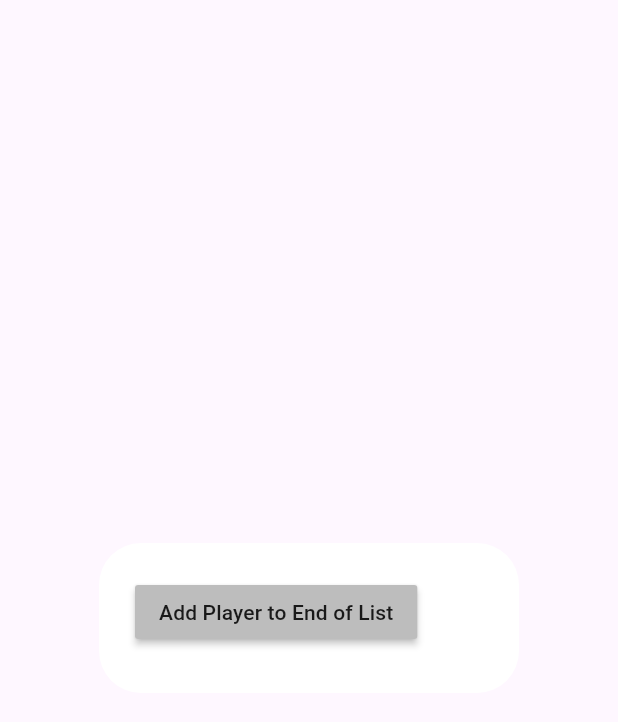
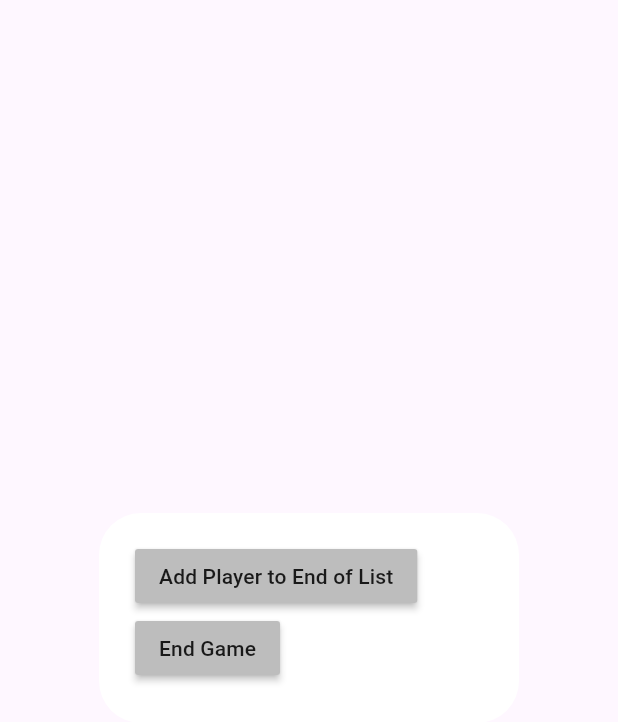
Before and after one commit to evan-ishibashi/who-got-next, a Flutter app: the AddPlayerMenuMainBox widget shown alone on an empty page, opened directly with empty values, on a phone screen of 412 x 824 dp. Shown: the top 722 px of the screen. Run offline on Flutter 3.47's test engine with Material 3 defaults, Android fonts, the phone set to English and light mode, and no system bars; our stand-ins replace flutter_slidable.

```diff
--- /dev/null
+++ b/lib/classes/game.dart
@@ -0,0 +1,15 @@
+import 'package:App/classes/player.dart';
+
+class Game {
+
+  List<Player> teamOne;
+  int teamOneScore;
+  List<Player> teamTwo;
+  int teamTwoScore;
+  bool live;
+  int time;
+
+  Game(this.teamOne, this.teamTwo, this.teamOneScore, this.teamTwoScore, this.live, this.time);
+
+
+}
--- /dev/null
+++ b/lib/classes/session.dart
@@ -0,0 +1,15 @@
+import 'package:App/classes/player.dart';
+import 'package:App/classes/game.dart';
+
+class Session {
+
+  List<Player> players;
+  Game currGame;
+  List<Game> finishedGames;
+
+  Session(this.players, this.currGame, this.finishedGames);
+
+
+
+
+}
--- a/lib/util/add_player_menu_box.dart
+++ b/lib/util/add_player_menu_box.dart
@@ -39,7 +39,7 @@ class AddPlayerMenuBox extends StatelessWidget {
             //Buttons
             Row(
               children: [
-              //Button to add Player mid-list
+              //Button to add Player End of list
               Button(text: "Add Player to End of List", onPressed: () => addPlayer(playersLength)),
 
               ]
--- a/lib/util/add_player_menu_main_box.dart
+++ b/lib/util/add_player_menu_main_box.dart
@@ -7,12 +7,16 @@ class AddPlayerMenuMainBox extends StatelessWidget {
     required this.index,
     required this.addPlayer,
     required this.playersLength,
+    required this.promptTeamOff,
+    required this.teamSize,
   });
 
 
   final int index;
   final int playersLength;
+  final int teamSize;
   final void Function(int) addPlayer;
+  final void Function(int) promptTeamOff;
 
 
   @override
@@ -20,7 +24,7 @@ class AddPlayerMenuMainBox extends StatelessWidget {
     return AlertDialog(
       backgroundColor: Colors.white,
       content: Container(
-        height: 60,
+        height: 100,
         child: Column(
           mainAxisAlignment: MainAxisAlignment.center,
 
@@ -32,6 +36,13 @@ class AddPlayerMenuMainBox extends StatelessWidget {
               Button(text: "Add Player to End of List", onPressed: () => addPlayer(playersLength)),
 
               ]
+            ),
+            Row(
+              children: [
+              //Button to add Player at end of List
+              Button(text: "End Game", onPressed: () => promptTeamOff(teamSize)),
+
+              ]
             )
           ],
         ),
```
Also changed, not shown: lib/pages/basketball.dart (+46 -11 lines), lib/util/game_end_box.dart (added, +23 -0 lines), lib/util/scoreboard.dart (added, +27 -0 lines), lib/util/team_off_list.dart (added, +53 -0 lines).
